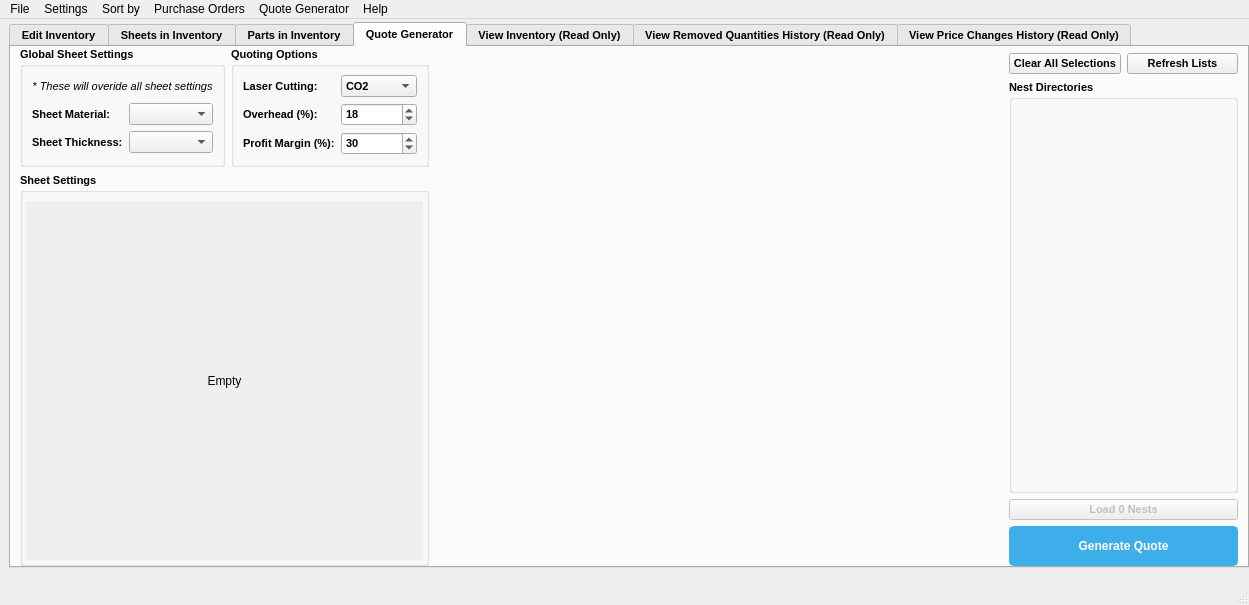
TheCodingJsoftware/Invigo, file ui/main_menu.ui: the form before one commit.
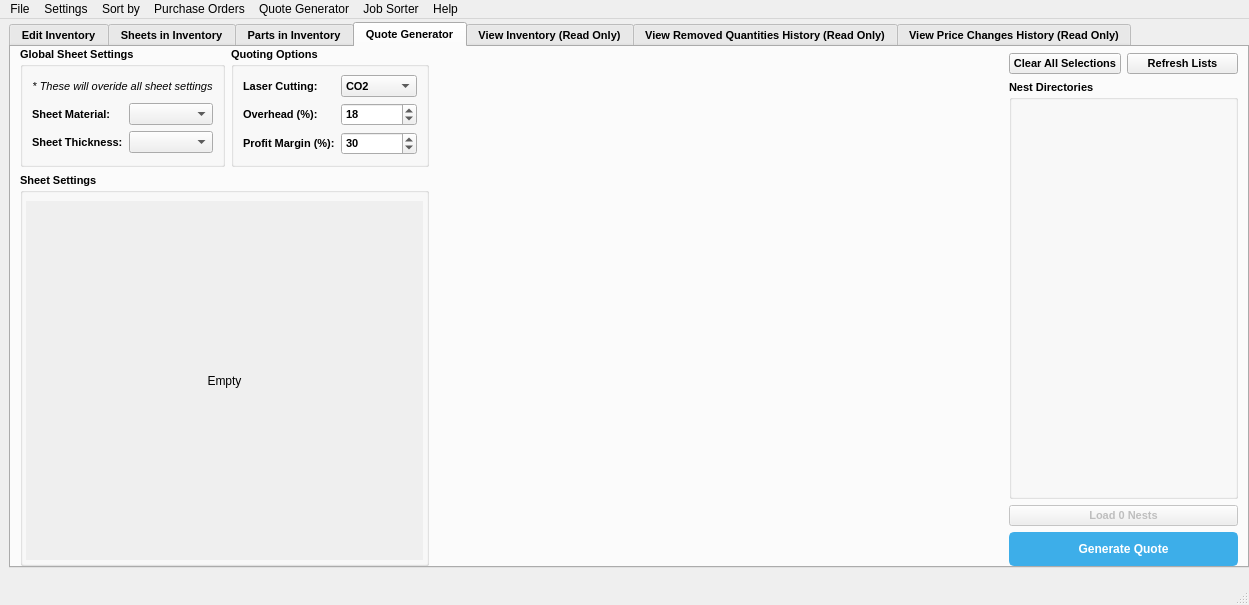
The form after the commit.

Diff of the .ui file:
```diff
--- a/ui/main_menu.ui
+++ b/ui/main_menu.ui
@@ -1100,7 +1100,7 @@
                 <property name="minimumSize">
                  <size>
                   <width>0</width>
-                  <height>40</height>
+                  <height>0</height>
                  </size>
                 </property>
                 <property name="font">
@@ -1435,11 +1435,18 @@
     <addaction name="actionOpen_Quotes_Directory"/>
     <addaction name="actionOpen_Workorders_Directory"/>
    </widget>
+   <widget class="QMenu" name="menuJobSorter">
+    <property name="title">
+     <string>Job Sorter</string>
+    </property>
+    <addaction name="actionOpenMenu"/>
+   </widget>
    <addaction name="menuFile"/>
    <addaction name="menuSettings"/>
    <addaction name="menuSort"/>
    <addaction name="menuPurchase_Orders"/>
    <addaction name="menuQuote_Generator"/>
+   <addaction name="menuJobSorter"/>
    <addaction name="menuHelp"/>
   </widget>
   <widget class="QStatusBar" name="statusbar"/>
```
Left out of the diff: 5 changed lines with no effect on the pictures.
